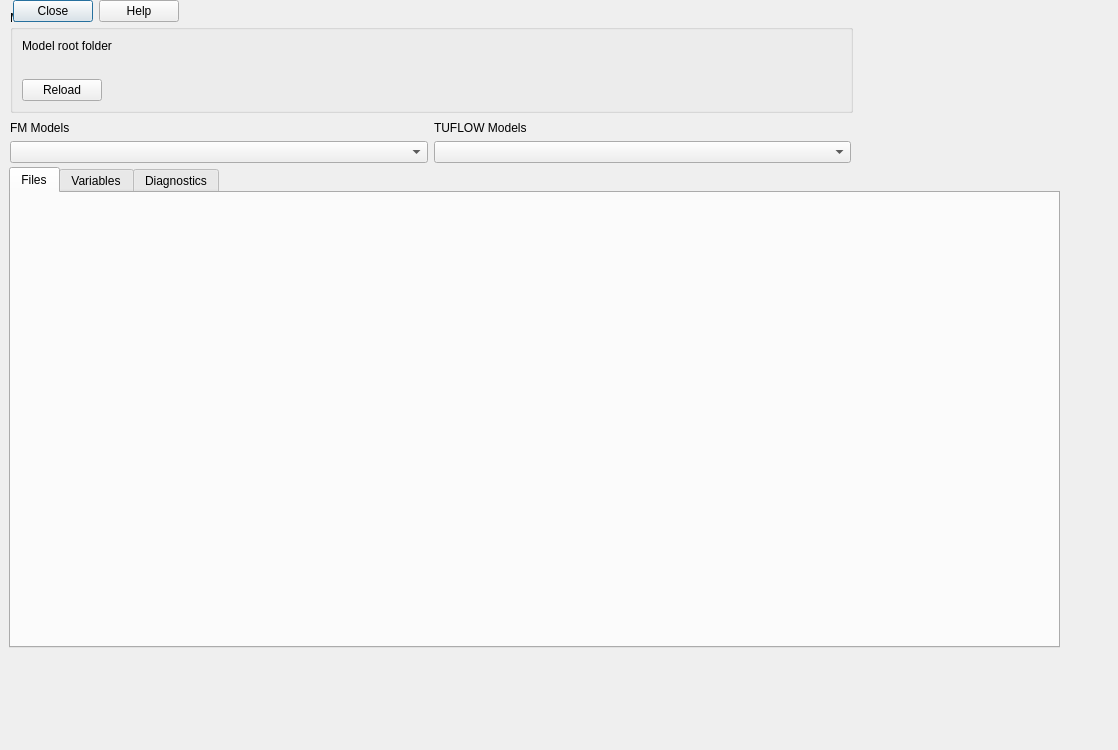
The window that mod_check/forms/ui_modelvarsfiles_check_dialog.ui (duncan-r/ModCheck) describes before a commit, drawn with Qt 5.
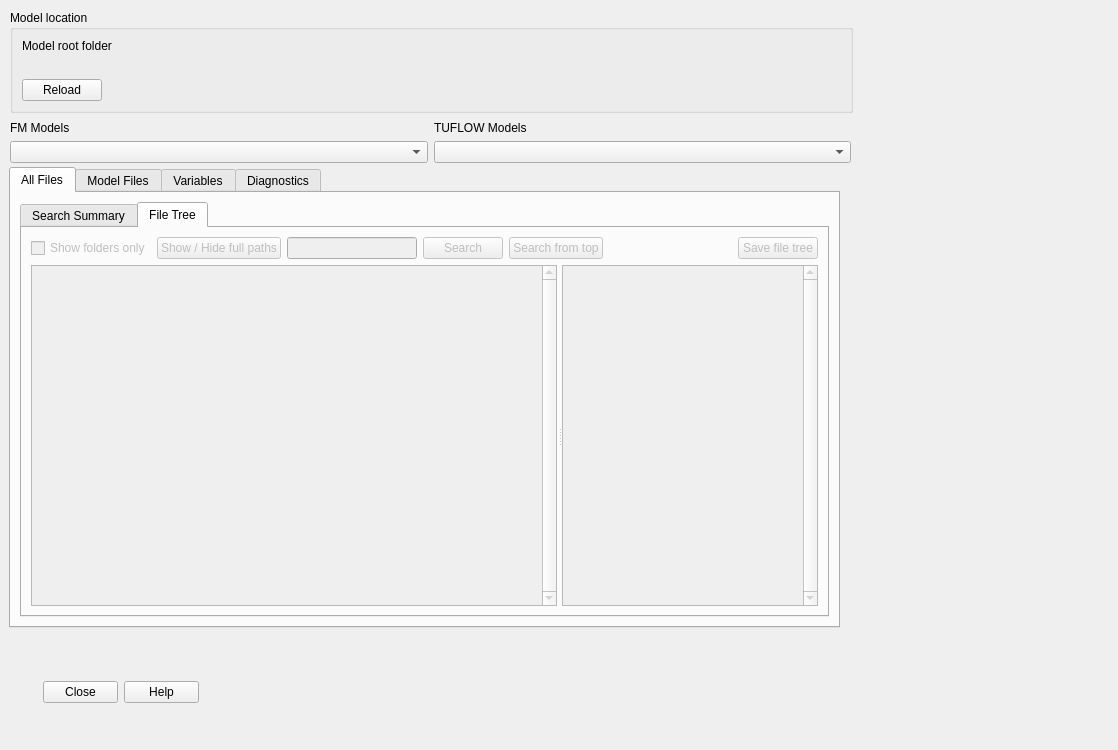
The same window after the commit. The open tabs and pages were chosen to show the change. Custom widgets are drawn as their Qt base class.

Patch:
```diff
--- a/mod_check/forms/ui_modelvarsfiles_check_dialog.ui
+++ b/mod_check/forms/ui_modelvarsfiles_check_dialog.ui
@@ -24,8 +24,8 @@
     <rect>
      <x>9</x>
      <y>167</y>
-     <width>1051</width>
-     <height>481</height>
+     <width>831</width>
+     <height>461</height>
     </rect>
    </property>
    <property name="currentIndex">
@@ -33,9 +33,303 @@
    </property>
    <widget class="QWidget" name="filesTab">
     <attribute name="title">
-     <string>Files</string>
+     <string>All Files</string>
     </attribute>
-    <layout class="QVBoxLayout" name="verticalLayout"/>
+    <layout class="QVBoxLayout" name="verticalLayout_2">
+     <item>
+      <widget class="QTabWidget" name="allFilesTabWidget">
+       <property name="enabled">
+        <bool>true</bool>
+       </property>
+       <property name="currentIndex">
+        <number>0</number>
+       </property>
+       <widget class="QWidget" name="allFilesSummaryTab">
+        <attribute name="title">
+         <string>Search Summary</string>
+        </attribute>
+        <layout class="QVBoxLayout" name="verticalLayout_5">
+         <item>
+          <widget class="QComboBox" name="allFilesSummaryCBox"/>
+         </item>
+         <item>
+          <widget class="QTableWidget" name="allFilesSummaryTable">
+           <property name="sortingEnabled">
+            <bool>true</bool>
+           </property>
+           <property name="wordWrap">
+            <bool>false</bool>
+           </property>
+           <attribute name="horizontalHeaderCascadingSectionResizes">
+            <bool>true</bool>
+           </attribute>
+           <attribute name="horizontalHeaderStretchLastSection">
+            <bool>true</bool>
+           </attribute>
+           <column>
+            <property name="text">
+             <string>Type</string>
+            </property>
+           </column>
+           <column>
+            <property name="text">
+             <string>Name</string>
+            </property>
+           </column>
+           <column>
+            <property name="text">
+             <string>Path</string>
+            </property>
+            <property name="textAlignment">
+             <set>AlignLeading|AlignVCenter</set>
+            </property>
+           </column>
+          </widget>
+         </item>
+        </layout>
+       </widget>
+       <widget class="QWidget" name="allFilesTreeTab">
+        <property name="enabled">
+         <bool>false</bool>
+        </property>
+        <attribute name="title">
+         <string>File Tree</string>
+        </attribute>
+        <layout class="QVBoxLayout" name="verticalLayout_17" stretch="0,1">
+         <item>
+          <layout class="QHBoxLayout" name="horizontalLayout_6">
+           <item>
+            <widget class="QCheckBox" name="fileTreeFoldersOnlyCheckbox_2">
+             <property name="text">
+              <string>Show folders only</string>
+             </property>
+            </widget>
+           </item>
+           <item>
+            <widget class="QPushButton" name="showFullPathsBtn_2">
+             <property name="text">
+              <string>Show / Hide full paths</string>
+             </property>
+             <property name="autoDefault">
+              <bool>false</bool>
+             </property>
+            </widget>
+           </item>
+           <item>
+            <widget class="QLineEdit" name="searchFileTreeTextbox_2">
+             <property name="clearButtonEnabled">
+              <bool>true</bool>
+             </property>
+            </widget>
+           </item>
+           <item>
+            <widget class="QPushButton" name="fileTreeSearchBtn_2">
+             <property name="text">
+              <string>Search</string>
+             </property>
+             <property name="autoDefault">
+              <bool>true</bool>
+             </property>
+            </widget>
+           </item>
+           <item>
+            <widget class="QPushButton" name="fileTreeSearchFromTopBtn_2">
+             <property name="text">
+              <string>Search from top</string>
+             </property>
+             <property name="autoDefault">
+              <bool>false</bool>
+             </property>
+            </widget>
+           </item>
+           <item>
+            <spacer name="horizontalSpacer_4">
+             <property name="orientation">
+              <enum>Qt::Horizontal</enum>
+             </property>
+             <property name="sizeHint" stdset="0">
+              <size>
+               <width>40</width>
+               <height>20</height>
+              </size>
+             </property>
+            </spacer>
+           </item>
+           <item>
+            <widget class="QPushButton" name="saveFileTreeBtn_2">
+             <property name="text">
+              <string>Save file tree</string>
+             </property>
+             <property name="autoDefault">
+              <bool>false</bool>
+             </property>
+            </widget>
+           </item>
+          </layout>
+         </item>
+         <item>
+          <widget class="QSplitter" name="splitter_2">
+           <property name="orientation">
+            <enum>Qt::Horizontal</enum>
+           </property>
+           <property name="handleWidth">
+            <number>5</number>
+           </property>
+           <widget class="QTextEdit" name="fileTreeTextEdit_2">
+            <property name="sizePolicy">
+             <sizepolicy hsizetype="Expanding" vsizetype="Expanding">
+              <horstretch>1</horstretch>
+              <verstretch>0</verstretch>
+             </sizepolicy>
+            </property>
+            <property name="font">
+             <font>
+              <family>Courier</family>
+             </font>
+            </property>
+            <property name="styleSheet">
+             <string notr="true">    QTextEdit { selection-background-color: yellow }
+    QTextEdit { selection-color: black }</string>
+            </property>
+            <property name="verticalScrollBarPolicy">
+             <enum>Qt::ScrollBarAlwaysOn</enum>
+            </property>
+            <property name="lineWrapMode">
+             <enum>QTextEdit::NoWrap</enum>
+            </property>
+           </widget>
+           <widget class="QTextEdit" name="fileTreePathTextEdit_2">
+            <property name="sizePolicy">
+             <sizepolicy hsizetype="Expanding" vsizetype="Expanding">
+              <horstretch>0</horstretch>
+              <verstretch>0</verstretch>
+             </sizepolicy>
+            </property>
+            <property name="font">
+             <font>
+              <family>Courier</family>
+             </font>
+            </property>
+            <property name="verticalScrollBarPolicy">
+             <enum>Qt::ScrollBarAlwaysOn</enum>
+            </property>
+            <property name="lineWrapMode">
+             <enum>QTextEdit::NoWrap</enum>
+            </property>
+           </widget>
+          </widget>
+         </item>
+        </layout>
+       </widget>
+      </widget>
+     </item>
+    </layout>
+   </widget>
+   <widget class="QWidget" name="modelFilesTab">
+    <attribute name="title">
+     <string>Model Files</string>
+    </attribute>
+    <layout class="QVBoxLayout" name="verticalLayout">
+     <item>
+      <widget class="QTabWidget" name="modelFilesSummaryTab">
+       <property name="enabled">
+        <bool>true</bool>
+       </property>
+       <property name="currentIndex">
+        <number>0</number>
+       </property>
+       <widget class="QWidget" name="modelFilesSummaryTab">
+        <attribute name="title">
+         <string>Files</string>
+        </attribute>
+        <layout class="QVBoxLayout" name="verticalLayout_4">
+         <item>
+          <widget class="QComboBox" name="summaryComboBox"/>
+         </item>
+         <item>
+          <widget class="QTableWidget" name="summaryTable">
+           <property name="sortingEnabled">
+            <bool>true</bool>
+           </property>
+           <property name="wordWrap">
+            <bool>false</bool>
+           </property>
+           <attribute name="horizontalHeaderCascadingSectionResizes">
+            <bool>true</bool>
+           </attribute>
+           <attribute name="horizontalHeaderStretchLastSection">
+            <bool>true</bool>
+           </attribute>
+           <column>
+            <property name="text">
+             <string>Type</string>
+            </property>
+           </column>
+           <column>
+            <property name="text">
+             <string>Name</string>
+            </property>
+           </column>
+           <column>
+            <property name="text">
+             <string>Path</string>
+            </property>
+            <property name="textAlignment">
+             <set>AlignLeading|AlignVCenter</set>
+            </property>
+           </column>
+          </widget>
+         </item>
+        </layout>
+       </widget>
+       <widget class="QWidget" name="modelFilesMissingTab">
+        <attribute name="title">
+         <string>Missing</string>
+        </attribute>
+        <layout class="QVBoxLayout" name="verticalLayout_15">
+         <item>
+          <widget class="QComboBox" name="logComboBox"/>
+         </item>
+         <item>
+          <widget class="QTableWidget" name="logTable">
+           <property name="sortingEnabled">
+            <bool>true</bool>
+           </property>
+           <attribute name="horizontalHeaderStretchLastSection">
+            <bool>true</bool>
+           </attribute>
+           <column>
+            <property name="text">
+             <string>Missing</string>
+            </property>
+           </column>
+           <column>
+            <property name="text">
+             <string>Type</string>
+            </property>
+           </column>
+           <column>
+            <property name="text">
+             <string>Name</string>
+            </property>
+           </column>
+           <column>
+            <property name="text">
+             <string>Log Path</string>
+            </property>
+           </column>
+           <column>
+            <property name="text">
+             <string>New Path</string>
+            </property>
+           </column>
+          </widget>
+         </item>
+        </layout>
+       </widget>
+      </widget>
+     </item>
+    </layout>
    </widget>
    <widget class="QWidget" name="variablesTab">
     <attribute name="title">
@@ -141,7 +435,15 @@
     </item>
    </layout>
   </widget>
-  <widget class="QWidget" name="">
+  <widget class="QWidget" name="layoutWidget">
+   <property name="geometry">
+    <rect>
+     <x>30</x>
+     <y>680</y>
+     <width>169</width>
+     <height>25</height>
+    </rect>
+   </property>
    <layout class="QHBoxLayout" name="horizontalLayout_5">
     <item>
      <widget class="QLabel" name="statusLabel">
```
Left out of the diff: 12 changed lines with no effect on the pictures.
